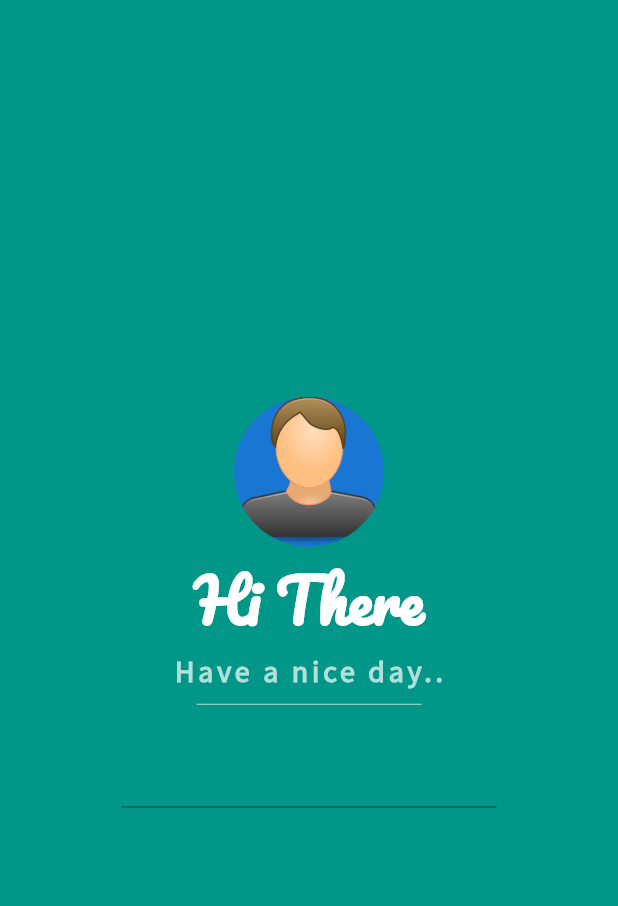
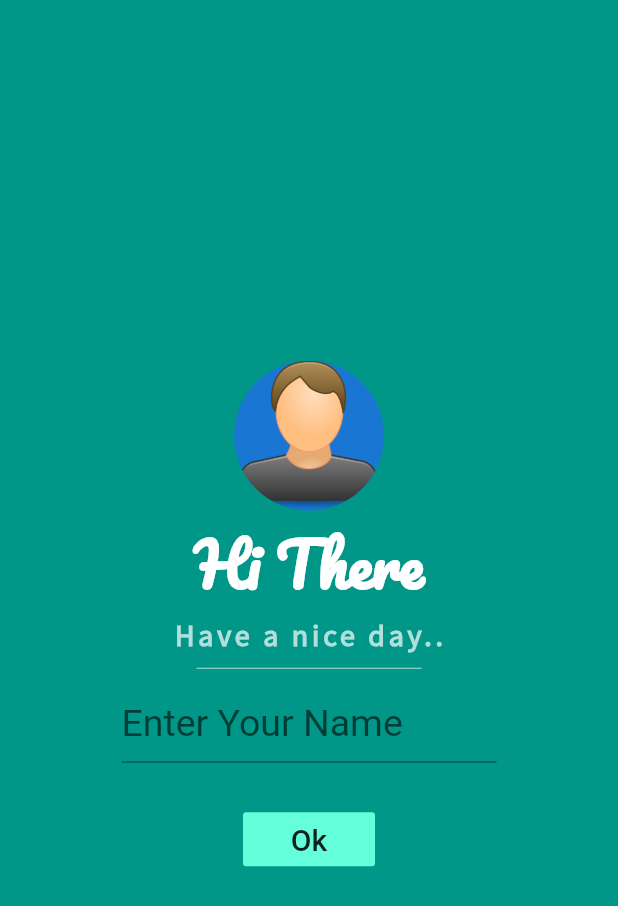
Before and after one commit to RavinduDON/FlutterApp_withWidjet_testing, a Flutter app: the screen it shows after launch, on a phone screen of 412 x 824 dp. Shown: the top 906 px of the screen. Run offline on Flutter 3.47's test engine with Material 2 defaults, Android fonts, the phone set to English and light mode, and no system bars.

```diff
--- a/lib/main.dart
+++ b/lib/main.dart
@@ -4,8 +4,7 @@ void main() {
   runApp(MyApp());
 }
 
-class MyApp extends StatelessWidget{
-
+class MyApp extends StatelessWidget {
   @override
   Widget build(BuildContext context) {
     return MaterialApp(
@@ -48,20 +47,25 @@ class MyApp extends StatelessWidget{
             Container(
                 width: 250.0,
                 height: 80.0,
+                child: Form(
                   child: TextField(
                       decoration: InputDecoration(
-                          fillColor: Colors.white
+                          fillColor: Colors.white, hintText: "Enter Your Name"),
+                      style: TextStyle(fontSize: 25)),
+                )),
+            Container(
+              child: FlatButton(
+                child: Text(
+                  'Ok',
+                  style: TextStyle(fontSize: 20.0),
                 ),
-                      style: TextStyle(
-                          fontSize: 30
-                      )
+                onPressed: () {},
+                color: Colors.tealAccent,
               ),
             )
-
           ],
         )),
       ),
     );
   }
-
 }
```
Also changed, not shown: 1 other file. Lines whose indentation alone changed are shown as unchanged.
